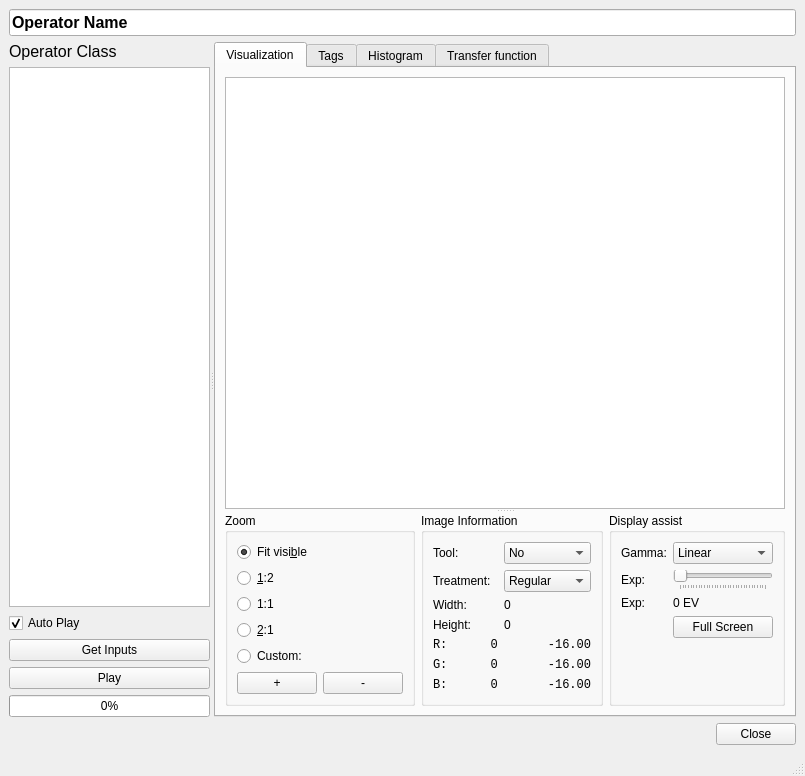
Above: ui/visualization.ui from ploki/darkflow before the change. Below: the same form after it.
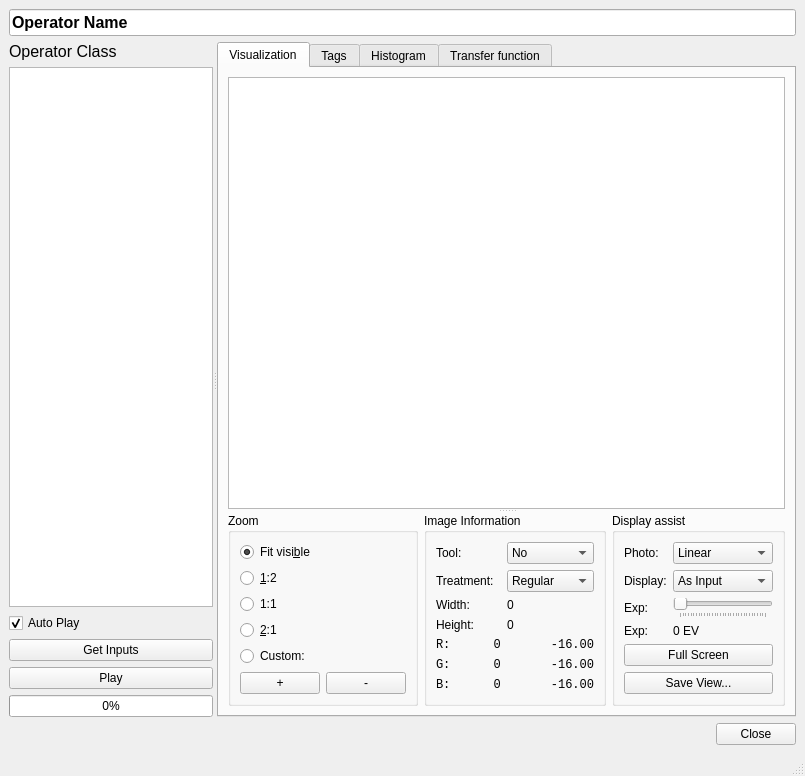
That is the form after the change.

Commit message:
Visualization gamma correction enhanced
 - tags labels and common values are #defined
 - scale is set with tag

Diff of the .ui file:
```diff
--- a/ui/visualization.ui
+++ b/ui/visualization.ui
@@ -444,18 +444,18 @@
                    <string>Display assist</string>
                   </property>
                   <layout class="QFormLayout" name="formLayout">
-                   <item row="0" column="0">
+                   <item row="1" column="0">
                     <widget class="QLabel" name="label_gamma">
                      <property name="text">
-                      <string>Gamma:</string>
+                      <string>Display:</string>
                      </property>
                     </widget>
                    </item>
-                   <item row="0" column="1">
+                   <item row="1" column="1">
                     <widget class="QComboBox" name="combo_gamma">
                      <item>
                       <property name="text">
-                       <string>Linear</string>
+                       <string>As Input</string>
                       </property>
                      </item>
                      <item>
@@ -475,14 +475,14 @@
                      </item>
                     </widget>
                    </item>
-                   <item row="1" column="0">
+                   <item row="2" column="0">
                     <widget class="QLabel" name="label_slider">
                      <property name="text">
                       <string>Exp:</string>
                      </property>
                     </widget>
                    </item>
-                   <item row="1" column="1">
+                   <item row="2" column="1">
                     <widget class="QSlider" name="slider_exp">
                      <property name="minimum">
                       <number>0</number>
@@ -510,30 +510,76 @@
                      </property>
                     </widget>
                    </item>
-                   <item row="2" column="0">
+                   <item row="3" column="0">
                     <widget class="QLabel" name="label_exp">
                      <property name="text">
                       <string>Exp:</string>
                      </property>
                     </widget>
                    </item>
-                   <item row="2" column="1">
+                   <item row="3" column="1">
                     <widget class="QLabel" name="value_exp">
                      <property name="text">
                       <string>0 EV</string>
                      </property>
                     </widget>
                    </item>
-                   <item row="3" column="1">
+                   <item row="4" column="0" colspan="2">
                     <widget class="QPushButton" name="button_fullScreen">
                      <property name="text">
                       <string>Full Screen</string>
                      </property>
                     </widget>
                    </item>
+                   <item row="5" column="0" colspan="2">
+                    <widget class="QPushButton" name="button_saveView">
+                     <property name="text">
+                      <string>Save View...</string>
+                     </property>
+                    </widget>
+                   </item>
+                   <item row="0" column="0">
+                    <widget class="QLabel" name="label_input">
+                     <property name="text">
+                      <string>Photo:</string>
+                     </property>
+                    </widget>
+                   </item>
+                   <item row="0" column="1">
+                    <widget class="QComboBox" name="combo_input">
+                     <item>
+                      <property name="text">
+                       <string>Linear</string>
+                      </property>
+                     </item>
+                     <item>
+                      <property name="text">
+                       <string>Non-Linear</string>
+                      </property>
+                     </item>
+                     <item>
+                      <property name="text">
+                       <string>HDR</string>
+                      </property>
+                     </item>
+                    </widget>
+                   </item>
                   </layout>
                  </widget>
                 </item>
+                <item>
+                 <spacer name="horizontalSpacer_3">
+                  <property name="orientation">
+                   <enum>Qt::Horizontal</enum>
+                  </property>
+                  <property name="sizeHint" stdset="0">
+                   <size>
+                    <width>40</width>
+                    <height>20</height>
+                   </size>
+                  </property>
+                 </spacer>
+                </item>
                </layout>
               </widget>
              </widget>
```
Left out of the diff: 27 changed lines with no effect on the pictures. The commit also changes 25 other files.
